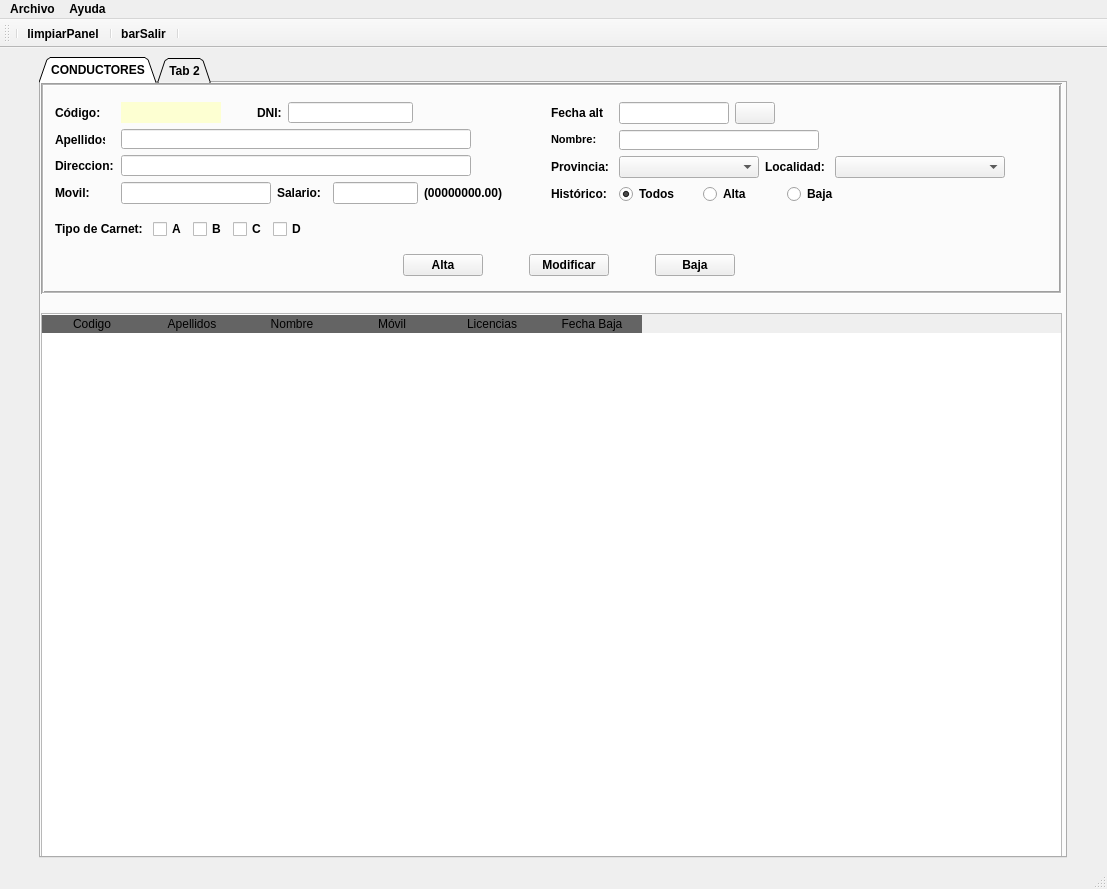
Old version of the form templates/venta_principal.ui in the repository EliasVGZ/vierafernandez2324.
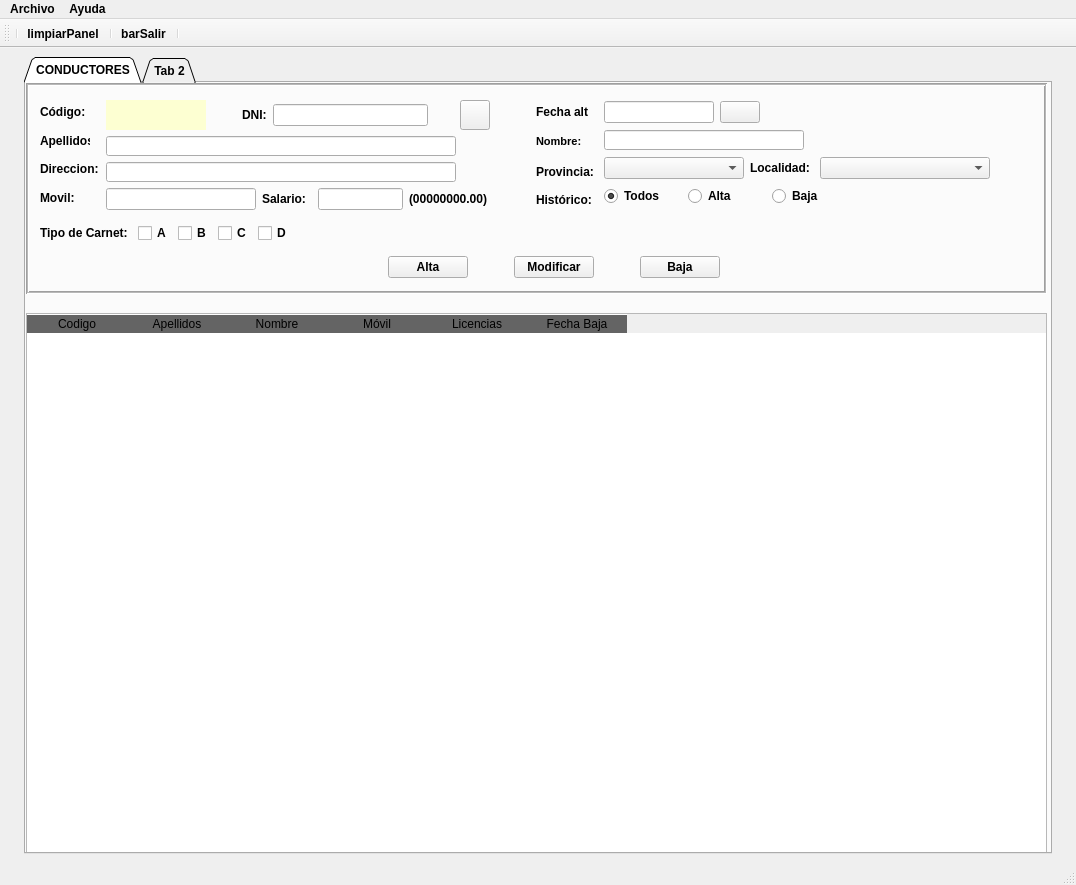
New version of the form. Icons and pictures are not drawn.

Diff of the .ui file:
```diff
--- a/templates/venta_principal.ui
+++ b/templates/venta_principal.ui
@@ -6,8 +6,8 @@
    <rect>
     <x>0</x>
     <y>0</y>
-    <width>1107</width>
-    <height>889</height>
+    <width>1076</width>
+    <height>885</height>
    </rect>
   </property>
   <property name="sizePolicy">
@@ -152,7 +152,7 @@
         <property name="midLineWidth">
          <number>1</number>
         </property>
-        <widget class="QWidget" name="">
+        <widget class="QWidget" name="layoutWidget">
          <property name="geometry">
           <rect>
            <x>14</x>
@@ -351,7 +351,7 @@
                     </property>
                     <property name="maximumSize">
                      <size>
-                      <width>40</width>
+                      <width>20</width>
                       <height>30</height>
                      </size>
                     </property>
@@ -369,14 +369,47 @@
                     </property>
                    </widget>
                   </item>
+                  <item>
+                   <widget class="QPushButton" name="btnBuscarDriver">
+                    <property name="minimumSize">
+                     <size>
+                      <width>30</width>
+                      <height>30</height>
+                     </size>
+                    </property>
+                    <property name="maximumSize">
+                     <size>
+                      <width>30</width>
+                      <height>30</height>
+                     </size>
+                    </property>
+                    <property name="text">
+                     <string/>
+                    </property>
+                    <property name="icon">
+                     <iconset>
+                      <normalon>../IMG/lupa.png</normalon>
+                     </iconset>
+                    </property>
+                    <property name="iconSize">
+                     <size>
+                      <width>24</width>
+                      <height>24</height>
+                     </size>
+                    </property>
+                   </widget>
+                  </item>
                   <item>
                    <spacer name="horizontalSpacer_4">
                     <property name="orientation">
                      <enum>Qt::Horizontal</enum>
                     </property>
+                    <property name="sizeType">
+                     <enum>QSizePolicy::Fixed</enum>
+                    </property>
                     <property name="sizeHint" stdset="0">
                      <size>
-                      <width>5</width>
+                      <width>40</width>
                       <height>20</height>
                      </size>
                     </property>
@@ -500,6 +533,12 @@
                <layout class="QVBoxLayout" name="verticalLayout_3">
                 <item>
                  <widget class="QLabel" name="lblFechaAlta">
+                  <property name="minimumSize">
+                   <size>
+                    <width>50</width>
+                    <height>0</height>
+                   </size>
+                  </property>
                   <property name="maximumSize">
                    <size>
                     <width>52</width>
@@ -1093,8 +1132,8 @@
     <rect>
      <x>0</x>
      <y>0</y>
-     <width>1107</width>
-     <height>26</height>
+     <width>1076</width>
+     <height>21</height>
     </rect>
    </property>
    <widget class="QMenu" name="menuArchivo">
```
Left out of the diff: 12 changed lines with no effect on the pictures.
